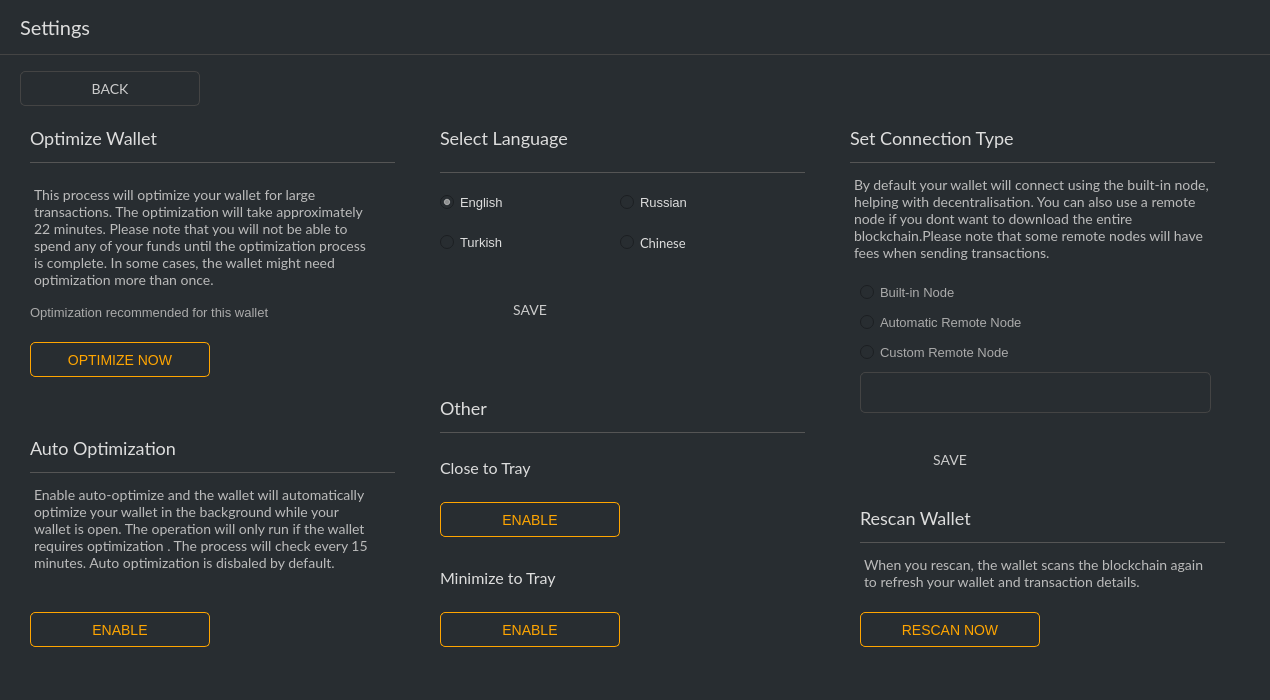
Qt form src/gui/ui/bankingframe2.ui (ConcealNetwork/conceal-desktop) before a commit.
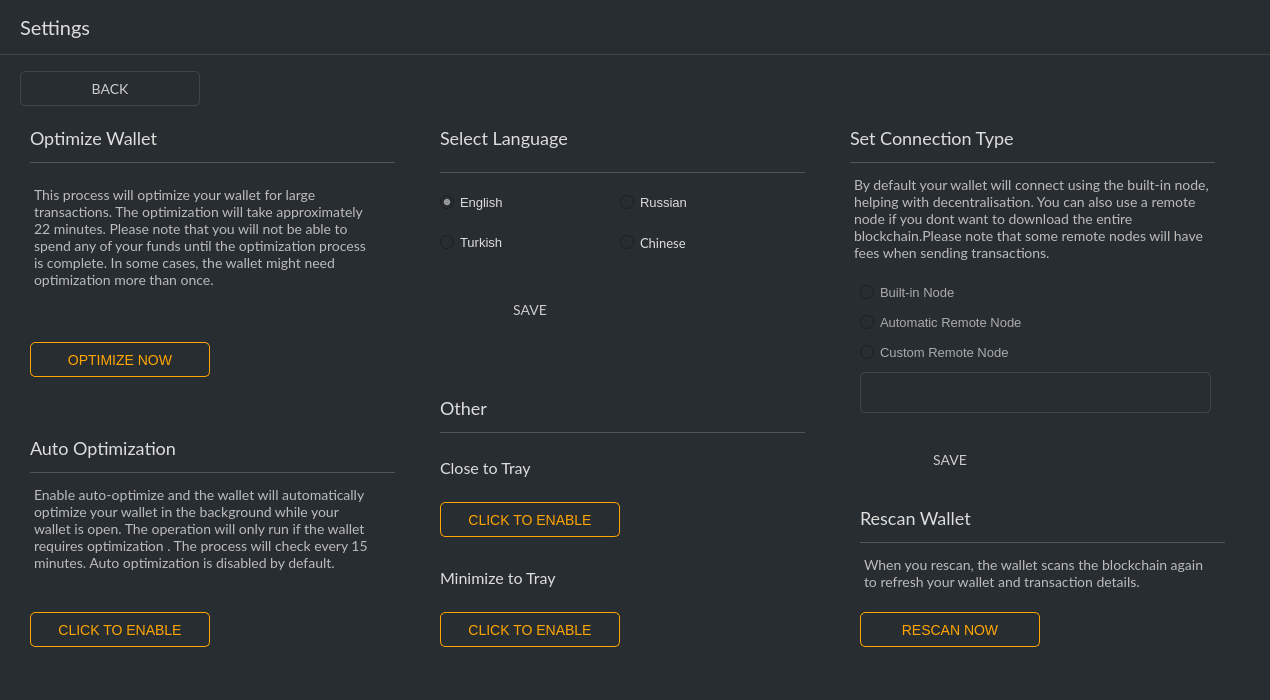
The same form after that commit. Icons and pictures are not drawn.

Commit message: Fix spelling mistake

Patch:
```diff
--- a/src/gui/ui/bankingframe2.ui
+++ b/src/gui/ui/bankingframe2.ui
@@ -305,7 +305,7 @@
          <string notr="true">color: #aaa; border-right: 0p; font-size: 13px;</string>
         </property>
         <property name="text">
-         <string>Optimization recommended for this wallet</string>
+         <string/>
         </property>
         <property name="alignment">
          <set>Qt::AlignLeading|Qt::AlignLeft|Qt::AlignVCenter</set>
@@ -429,7 +429,7 @@
 QPushButton#m_autoOptimizeButton:hover {color: #FFD700; border: 1px solid orange; font-size: 14px; border-radius: 5px;}</string>
         </property>
         <property name="text">
-         <string>ENABLE</string>
+         <string>CLICK TO ENABLE</string>
         </property>
        </widget>
        <widget class="QTextBrowser" name="textBrowser_2">
@@ -455,7 +455,7 @@
 &lt;html&gt;&lt;head&gt;&lt;meta name=&quot;qrichtext&quot; content=&quot;1&quot; /&gt;&lt;style type=&quot;text/css&quot;&gt;
 p, li { white-space: pre-wrap; }
 &lt;/style&gt;&lt;/head&gt;&lt;body style=&quot; font-family:'Lato'; font-size:14px; font-weight:400; font-style:normal;&quot;&gt;
-&lt;p style=&quot; margin-top:0px; margin-bottom:0px; margin-left:0px; margin-right:0px; -qt-block-indent:0; text-indent:0px;&quot;&gt;&lt;span style=&quot; font-size:14px;&quot;&gt;Enable auto-optimize and the wallet will automatically optimize your wallet in the background while your wallet is open. The operation will only run if the wallet requires optimization . The process will check every 15 minutes. Auto optimization is disbaled by default.&lt;/span&gt;&lt;/p&gt;&lt;/body&gt;&lt;/html&gt;</string>
+&lt;p style=&quot; margin-top:0px; margin-bottom:0px; margin-left:0px; margin-right:0px; -qt-block-indent:0; text-indent:0px;&quot;&gt;&lt;span style=&quot; font-size:14px;&quot;&gt;Enable auto-optimize and the wallet will automatically optimize your wallet in the background while your wallet is open. The operation will only run if the wallet requires optimization . The process will check every 15 minutes. Auto optimization is disabled by default.&lt;/span&gt;&lt;/p&gt;&lt;/body&gt;&lt;/html&gt;</string>
         </property>
        </widget>
        <widget class="Line" name="line_3">
@@ -594,7 +594,7 @@
 QPushButton#m_closeToTrayButton:hover {color: #FFD700; border: 1px solid orange; font-size: 14px; border-radius: 5px;}</string>
         </property>
         <property name="text">
-         <string>ENABLE</string>
+         <string>CLICK TO ENABLE</string>
         </property>
        </widget>
        <widget class="QLabel" name="label_5">
@@ -683,7 +683,7 @@
 QPushButton#m_minToTrayButton:hover {color: #FFD700; border: 1px solid orange; font-size: 14px; border-radius: 5px;}</string>
         </property>
         <property name="text">
-         <string>ENABLE</string>
+         <string>CLICK TO ENABLE</string>
         </property>
        </widget>
        <widget class="QRadioButton" name="radioButton_2">
```
Left out of the diff: 2 changed lines with no effect on the pictures.
